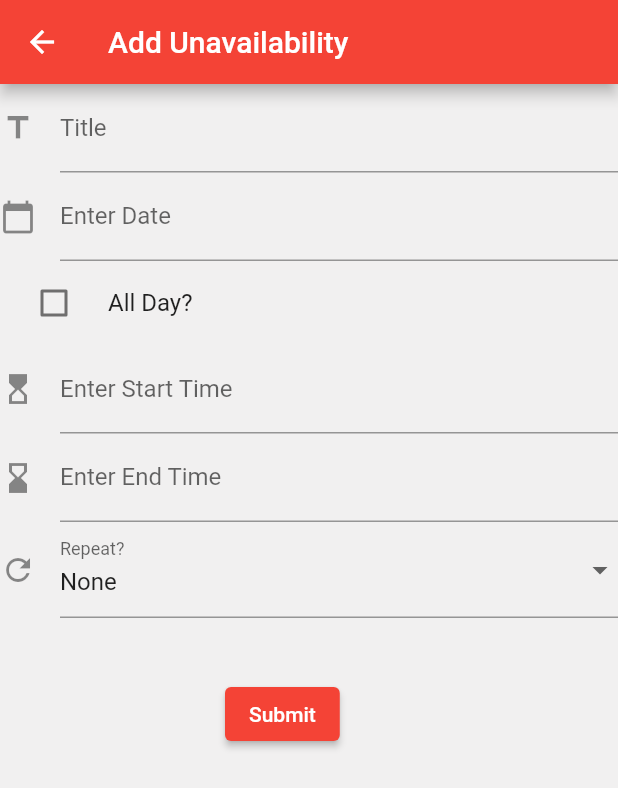
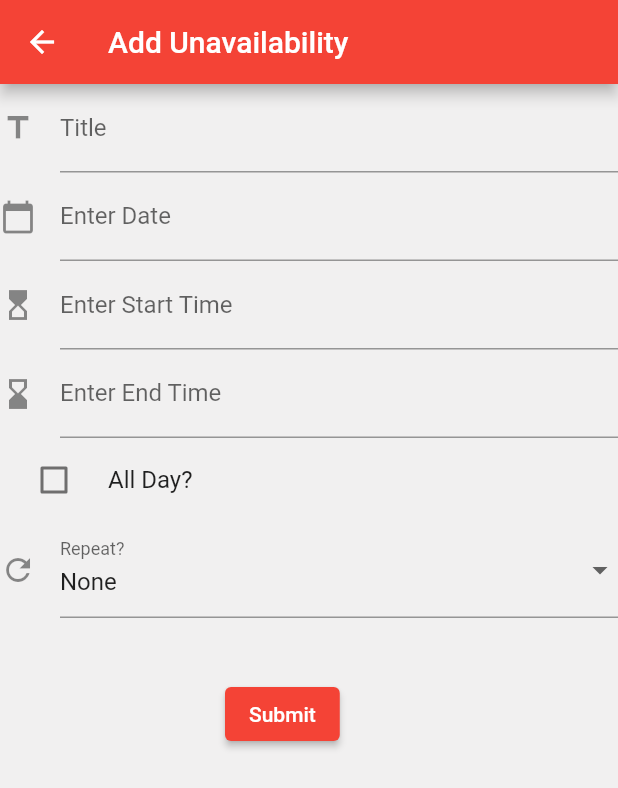
Before and after one commit to TechlauncherFireApp/mobile, a Flutter app: the CalendarFormRoute screen opened directly, on a phone screen of 412 x 824 dp. Shown: the top 788 px of the screen. Run offline on Flutter 3.47's test engine with Material 2 defaults, Android fonts, the phone set to English and light mode, and no system bars; our stand-ins replace fluttertoast, table_calendar; network calls fail.

Commit message:
Minor visual improvements

```diff
--- a/fireapp/lib/pages/Calendar/calendar.dart
+++ b/fireapp/lib/pages/Calendar/calendar.dart
@@ -13,8 +13,8 @@ import 'calendarForm.dart';
 /*
 SPRINT 3 -TODO:
 * Event Adding Form Improvemennts
-  - Event Input Form has Form Validation
-  - add "All Day toggle" which hides the time input options...
+  - Event Input Form has Form Validation [DONE]
+  - add "All Day toggle" which hides the time input options... [DONE]
   - Repeat events toggle (selection in form & show on calendar) [DONE]
   - calendar can handle cylical events
 * Modifying Events
@@ -24,16 +24,17 @@ SPRINT 3 -TODO:
   - Opens form - prefilled with the event details
   - Onsubmit it deletes the old one and adds a new one.
 * VISUAL
-  - Event on day calendar - dif shade...
+  - Event on day calendar - dif shade... [DONE]
   - Padding/Styling on input form
-  - Center loading circle - currently it shows in top left cornor
+  - Center loading circle - currently it shows in top left corner [DONE]
   - See idea @ bottom of page...
 */
 
 /* BUGS:
 1. cards on selected day arent being built right away on addition
 2. bottom overflow error when too many events on a given day
-3. error message in console when removing the last event from a day
+3. error message in console when removing the last event from a day [SOLVED]
+4. Overflow on form w/ keyboard open...
 */
 
 /* Initial Component */
@@ -248,17 +249,15 @@ class _CalendarPageState extends State<CalendarPage> {
             setState(() {
               _listOfEventsForSelectedDay.removeAt(index);
             });
-            ScaffoldMessenger.of(context).showSnackBar(SnackBar(
-                content:
-                    Text('${_listOfEventsForSelectedDay[index]} removed')));
           },
           // THE INDIVIDUAL EVENT CARD
           child: Card(
             child: ListTile(
               // onTap: () {}
               title: Text(_listOfEventsForSelectedDay[index].title),
-              subtitle: Text(
-                  "${_listOfEventsForSelectedDay[index].start} - ${_listOfEventsForSelectedDay[index].end}"),
+              subtitle: Text(timeString(
+                  _listOfEventsForSelectedDay[index].start,
+                  _listOfEventsForSelectedDay[index].end)),
               trailing: IconButton(
                 onPressed: () {}, // Add exist function here
                 icon: const Icon(Icons.more_vert),
@@ -273,6 +272,19 @@ class _CalendarPageState extends State<CalendarPage> {
         );
       },
     );
+  }
+
+  /*
+  * @Desc - Returns the appropriate string for event time
+  * @Param - two Strings, start time and end time
+  * @Return - A String that represents time an event goes for
+  */
+  String timeString(String startTime, String endTime) {
+    if (startTime == "00:00" && endTime == "23:59") {
+      return "All-Day";
+    } else {
+      return "$startTime - $endTime";
+    }
   }
 
   /*
--- a/fireapp/lib/pages/Calendar/calendarForm.dart
+++ b/fireapp/lib/pages/Calendar/calendarForm.dart
@@ -52,10 +52,10 @@ class _CalendarFormState extends State<CalendarForm> {
         children: <Widget>[
           buildTitleField(),
           buildDatePicker(),
-          buildAllDayCheckbox(),
           //Visbility widget allows the hidden status of fields to be toggled - auto handles turning off valudation
           Visibility(visible: !allDayChecked, child: buildStartTimeField()),
           Visibility(visible: !allDayChecked, child: buildEndTimeField()),
+          buildAllDayCheckbox(),
           buildEventDropDown(),
           buildSubmitButton(context),
         ],
```
